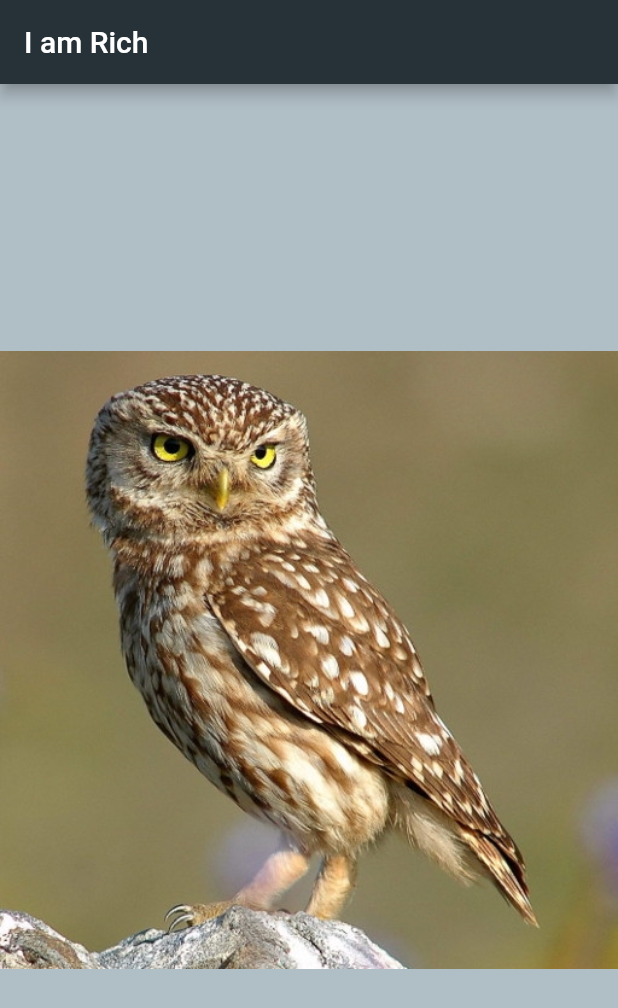
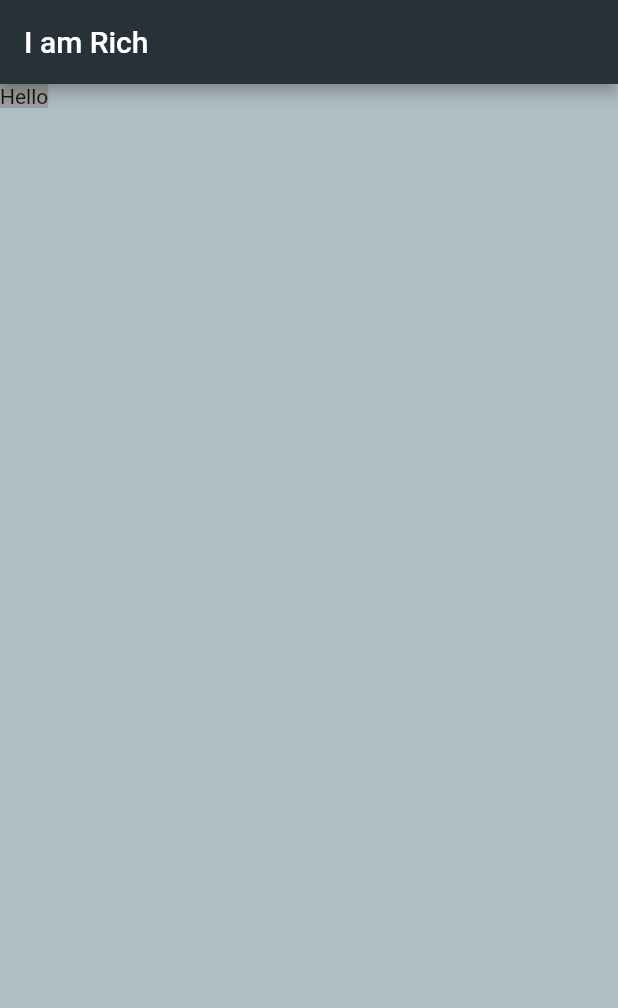
Before and after one commit to kabeshun/shungo_flutter, a Flutter app: the screen it shows after launch, on a phone screen of 412 x 824 dp. Shown: the top 1008 px of the screen. Run offline on Flutter 3.47's test engine with Material 2 defaults, Android fonts, the phone set to English and light mode, and no system bars.

```diff
--- a/lib/main.dart
+++ b/lib/main.dart
@@ -1,18 +1,26 @@
 import 'package:flutter/material.dart';
 
 void main() {
-  runApp(MaterialApp(
+  runApp(MyApp());
+}
+
+class MyApp extends StatelessWidget {
+  @override
+  Widget build(BuildContext context) {
+    return MaterialApp(
       home: Scaffold(
         appBar: AppBar(
           title: Text("I am Rich"),
           backgroundColor: Colors.blueGrey[900],
         ),
         backgroundColor: Colors.blueGrey[200],
-      body: Center(
-        child: Image(
-          image: AssetImage('images/owl.png')
+        body: SafeArea(
+          child: Container(
+            color: Colors.grey,
+            child: Text("Hello")
           ),
         ),
       ),
-  ));
+    );
   }
+}
```
Also changed, not shown: images/puzzle.png (added). Lines whose indentation alone changed are shown as unchanged.
